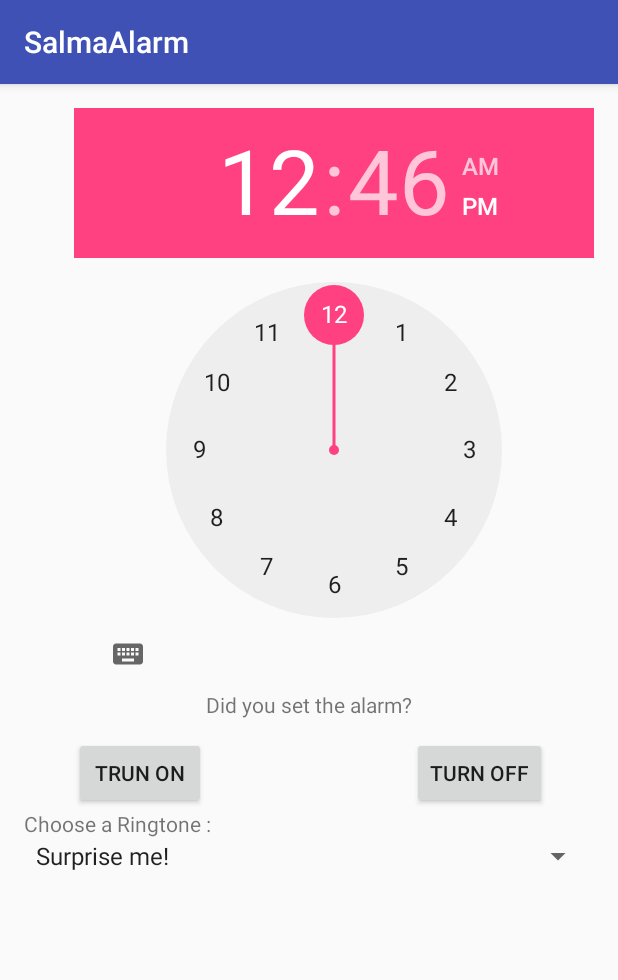
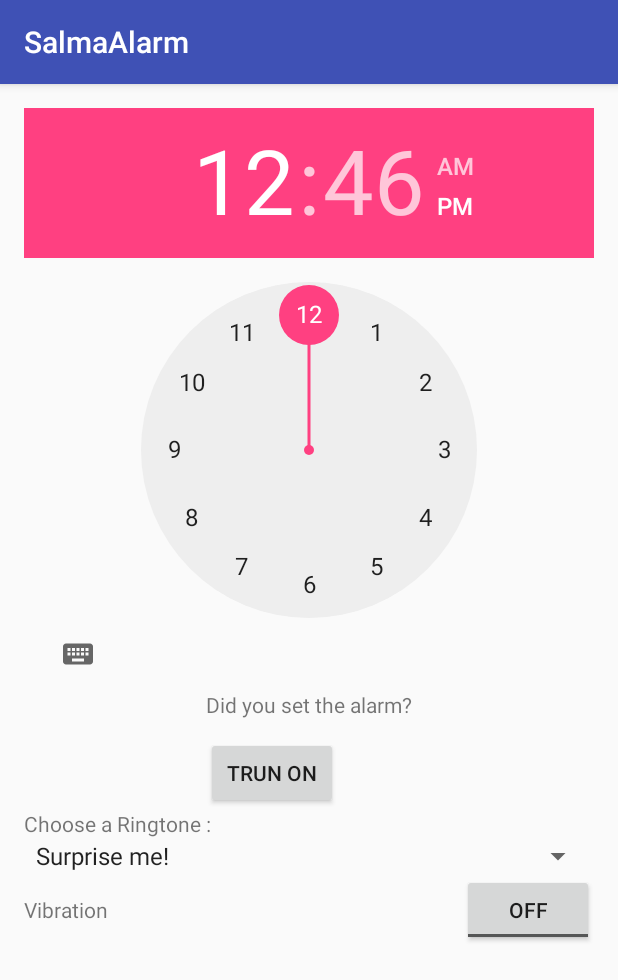
Before and after one commit to salma-abd-elaziz/Alarm, an Android app: the screen it shows after launch (MainActivity), on a phone screen of 412 x 824 dp. Shown: the top 980 px of the screen. Run offline under Robolectric (Android 15) with nearby library versions, the phone set to English and light mode, and no system bars.

Commit message:
the pop is not getting back and the vibration is not woring yet

```diff
--- a/app/src/main/AndroidManifest.xml
+++ b/app/src/main/AndroidManifest.xml
@@ -16,9 +16,11 @@
             </intent-filter>
         </activity>
 
-        <receiver android:name="AlarmReceiver"></receiver>
+        <receiver android:name=".AlarmReceiver" />
 
-        <service android:name=".RingtonePlayingService"></service>
+        <service android:name=".RingtonePlayingService" />
+
+        <activity android:name=".PopActivity" android:noHistory="false" >  </activity>
     </application>
 
 </manifest>
--- a/app/src/main/java/com/example/salma/salmaalarm/MainActivity.java
+++ b/app/src/main/java/com/example/salma/salmaalarm/MainActivity.java
@@ -12,10 +12,12 @@ import android.view.View;
 import android.widget.AdapterView;
 import android.widget.ArrayAdapter;
 import android.widget.Button;
+import android.widget.CompoundButton;
 import android.widget.Spinner;
 import android.widget.TextView;
 import android.widget.TimePicker;
 import android.widget.Toast;
+import android.widget.ToggleButton;
 
 import java.util.Calendar;
 // MainActivity takes to AlarmReceiver, then the AlarmReceiver will send signal to RingtoneService,
@@ -43,6 +45,8 @@ public class MainActivity extends AppCompatActivity implements AdapterView.OnIte
         super.onCreate(savedInstanceState);
         setContentView(R.layout.activity_main);
 
+        Log.e("the booooooooolean ", String.valueOf(alarmIsOn));
+
         this.context = this;
         // Initializing alarm manager.
         alarmManager = (AlarmManager) getSystemService(ALARM_SERVICE);
@@ -53,8 +57,8 @@ public class MainActivity extends AppCompatActivity implements AdapterView.OnIte
         // Initializing calender object.
         final Calendar calendar = Calendar.getInstance();
 
+        ToggleButton toggle = (ToggleButton) findViewById(R.id.toggleButton);
         Button start = (Button) findViewById(R.id.start_alarm);
-        Button end = (Button) findViewById(R.id.end_alarm);
 
         // Creating the spinner.
         Spinner spinner = (Spinner) findViewById(R.id.spinner);
@@ -69,7 +73,7 @@ public class MainActivity extends AppCompatActivity implements AdapterView.OnIte
         // Create an intent for AlarmReceiver (will go to AlarmReceiver class).
         final Intent alarmReceiverIntent = new Intent(this.context, AlarmReceiver.class);
 
-       // Onclick listener.
+        // Onclick listener.
         start.setOnClickListener(new View.OnClickListener() {
             @Override
             public void onClick(View v) {
@@ -80,23 +84,23 @@ public class MainActivity extends AppCompatActivity implements AdapterView.OnIte
                         // set the calender.
                         calendar.set(Calendar.HOUR_OF_DAY, alarmTime.getHour());
                         hr = String.valueOf(alarmTime.getHour());
+                        calendar.set(Calendar.MINUTE, alarmTime.getMinute());
+                        min = String.valueOf(alarmTime.getMinute());
                     } else {
                         // set the calender.
                         calendar.set(Calendar.HOUR_OF_DAY, alarmTime.getCurrentHour());
                         hr = String.valueOf(alarmTime.getCurrentHour());
-                    }
-                    if (Build.VERSION.SDK_INT >= 23) {
-                        calendar.set(Calendar.MINUTE, alarmTime.getMinute());
-                        min = String.valueOf(alarmTime.getMinute());
-                    } else {
                         calendar.set(Calendar.MINUTE, alarmTime.getCurrentMinute());
                         min = String.valueOf(alarmTime.getCurrentMinute());
                     }
                     str = Integer.parseInt(hr) > 12 ? String.valueOf(Integer.parseInt(hr) - 12) + ":" + min +"Pm" : hr + ":" + min+  " Am";
                     setAlarmText("Alarm On " + str);
 
+
+                    Log.e("hours ", hr);
+                    Log.e("Min", min);
+
                     // Adding extra string in the Intent to tell you started the alarm.
-                    alarmReceiverIntent.putExtra("extra", "Alarm On");
                     alarmReceiverIntent.putExtra("ringtone", chosenRingTone);
 
                     // pending intent is the intent that delays the intent
@@ -106,7 +110,6 @@ public class MainActivity extends AppCompatActivity implements AdapterView.OnIte
                     // setting the AlarmManager
                     alarmManager.set(AlarmManager.RTC_WAKEUP, calendar.getTimeInMillis(), pendingIntent);
                     // after all that we need to set the manifest to allow broadcasting.  <receiver android:name=".AlarmReceiver"></receiver>
-
                 } else {  // Alarm is on.
                     CharSequence text = "Alarm already set!";
                     int duration = Toast.LENGTH_SHORT;
@@ -118,34 +121,16 @@ public class MainActivity extends AppCompatActivity implements AdapterView.OnIte
 
         });
 
-        end.setOnClickListener(new View.OnClickListener() {
-            @Override
-            public void onClick(View v) {
-                if (alarmIsOn) { // Alarm is on.
-                    alarmIsOn = false;
-                    setAlarmText("Alarm Off!");
-                    // to cancel tha alarm. we still need to stop the ringtone.
-                    alarmManager.cancel(pendingIntent);
-
-                    // Adding extra string in the Intent to tell the clock you pressed off.
-                    alarmReceiverIntent.putExtra("extra", "Alarm Off");
-
-                    // Adding the chosenRingtone to the intent because we access it in the receiver
-                    // TODO maybe you can check in the receiver if ! null.
-                    alarmReceiverIntent.putExtra("ringtone", chosenRingTone);
-
-                    // Stop the ringTone.
-                    // This sends a signal to AlarmReceiver which will sends a signal to the RingTonePlayingService immediately.
-                    sendBroadcast(alarmReceiverIntent);
-                } else {  // Alarm is off.
-                    CharSequence text = "Alarm already off!";
-                    int duration = Toast.LENGTH_SHORT;
-
-                    Toast toast = Toast.makeText(context, text, duration);
-                    toast.show();
+        toggle.setOnCheckedChangeListener(new CompoundButton.OnCheckedChangeListener() {
+            public void onCheckedChanged(CompoundButton buttonView, boolean isChecked) {
+                if (isChecked) {
+                    // The toggle is enabled, enable vibration.
+                } else {
+                    // The toggle is disabled, disable vibration.
                 }
             }
         });
+
     }
 
     private void setAlarmText(String s) {
--- a/app/src/main/java/com/example/salma/salmaalarm/RingtonePlayingService.java
+++ b/app/src/main/java/com/example/salma/salmaalarm/RingtonePlayingService.java
@@ -33,7 +33,7 @@ public class RingtonePlayingService extends Service {
         Log.e("in the service", "ssssssssssssssssssssssssssssssssssssssssssssssssssssssssss");
 
         // Get extras From the Alarm receiver.
-        String UserPressed = intent.getExtras().getString("extra");
+        String UserPressed = intent.getExtras().getString("buttonPressed");
         int chosenRingtone = intent.getExtras().getInt("ringtone");
 
         Log.e("in the service", UserPressed);
@@ -88,6 +88,8 @@ public class RingtonePlayingService extends Service {
             }
             // I don't know what the value 0 means.
             notificationManager.notify(0, notification);
+
+
 
             // specify the ringtone.
             if (chosenRingtone == RANDOM){
--- a/app/src/main/res/layout/activity_main.xml
+++ b/app/src/main/res/layout/activity_main.xml
@@ -18,34 +18,6 @@
         android:layout_below="@+id/timePicker"
         android:layout_centerHorizontal="true" />
 
-    <Button
-        android:text="Turn off"
-        android:layout_width="wrap_content"
-        android:layout_height="wrap_content"
-        android:id="@+id/end_alarm"
-        android:layout_alignBaseline="@+id/start_alarm"
-        android:layout_alignBottom="@+id/start_alarm"
-        android:layout_toRightOf="@+id/status"
-        android:layout_toEndOf="@+id/status" />
-
-    <TimePicker
-        android:layout_width="wrap_content"
-        android:layout_height="wrap_content"
-        android:id="@+id/timePicker"
-        android:layout_alignParentTop="true"
-        android:layout_alignLeft="@+id/start_alarm"
-        android:layout_alignStart="@+id/start_alarm" />
-
-    <Button
-        android:text="Trun On"
-        android:layout_width="wrap_content"
-        android:layout_height="wrap_content"
-        android:id="@+id/start_alarm"
-        android:layout_below="@+id/status"
-        android:layout_toLeftOf="@+id/status"
-        android:layout_toStartOf="@+id/status"
-        android:layout_marginTop="12dp" />
-
     <TextView
         android:text="Choose a Ringtone :"
         android:layout_width="wrap_content"
@@ -62,4 +34,42 @@
         android:layout_below="@+id/textView"
         android:layout_alignParentLeft="true"
         android:layout_alignParentStart="true" />
+
+    <Button
+        android:text="Trun On"
+        android:layout_width="wrap_content"
+        android:layout_height="wrap_content"
+        android:id="@+id/start_alarm"
+        android:layout_marginTop="12dp"
+        android:layout_below="@+id/status"
+        android:layout_alignLeft="@+id/status"
+        android:layout_alignStart="@+id/status" />
+
+    <ToggleButton
+        android:text="ToggleButton"
+        android:layout_width="wrap_content"
+        android:layout_height="wrap_content"
+        android:id="@+id/toggleButton"
+        android:layout_below="@+id/spinner"
+        android:layout_alignParentRight="true"
+        android:layout_alignParentEnd="true" />
+
+    <TextView
+        android:text="Vibration"
+        android:layout_width="wrap_content"
+        android:layout_height="wrap_content"
+        android:id="@+id/Vibration"
+        android:layout_alignBaseline="@+id/toggleButton"
+        android:layout_alignBottom="@+id/toggleButton"
+        android:layout_alignParentLeft="true"
+        android:layout_alignParentStart="true"
+        android:layout_toLeftOf="@+id/start_alarm"
+        android:layout_toStartOf="@+id/start_alarm" />
+
+    <TimePicker
+        android:layout_width="wrap_content"
+        android:layout_height="wrap_content"
+        android:id="@+id/timePicker"
+        android:layout_alignParentTop="true"
+        android:layout_centerHorizontal="true" />
 </RelativeLayout>
```
Also changed, not shown: app/src/main/java/com/example/salma/salmaalarm/AlarmReceiver.java (+5 -10 lines), app/src/main/java/com/example/salma/salmaalarm/PopActivity.java (added, +81 -0 lines), app/src/main/res/layout/activity_pop.xml (added, +44 -0 lines).
